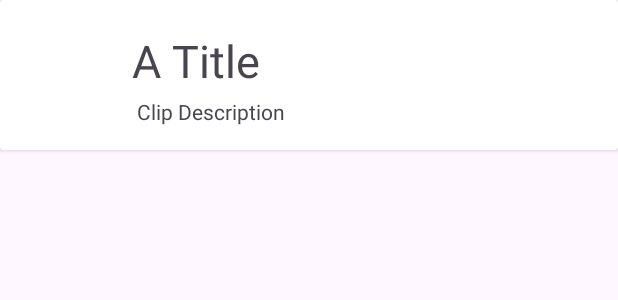
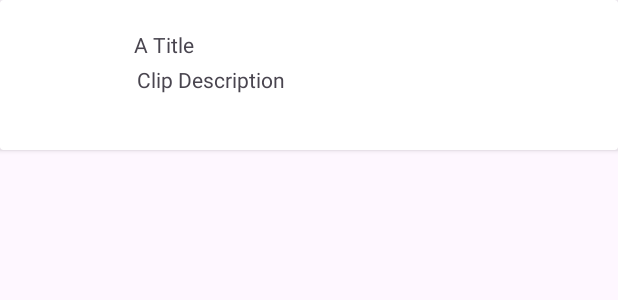
Before and after one commit to neal-boylan/musician_app_00, an Android app: the layout card_clip.xml on its own in the app's theme, with its tools: preview values and no code run, on a phone screen of 412 x 824 dp. Shown: the top 300 px of the screen. Run offline under Robolectric (Android 15) with nearby library versions, the phone set to English and light mode, and no system bars.

Commit message:
Final bug fixes before submission

```diff
--- a/app/src/main/java/org/wit/musician_00/activities/ClipListActivity.kt
+++ b/app/src/main/java/org/wit/musician_00/activities/ClipListActivity.kt
@@ -22,10 +22,10 @@ import org.wit.musician_00.activities.UserMapsActivity
 import timber.log.Timber.i
 import java.util.Locale
 
-private var pos: Int = 0
+
 
 class ClipListActivity : AppCompatActivity(), ClipListener {
-
+    private var pos: Int = 0
     var user = UserModel()
     lateinit var app: MainApp
     private lateinit var binding: ActivityClipListBinding
--- a/app/src/main/java/org/wit/musician_00/activities/UserActivity.kt
+++ b/app/src/main/java/org/wit/musician_00/activities/UserActivity.kt
@@ -61,6 +61,7 @@ class UserActivity : AppCompatActivity() {
                 userLocation.zoom = user.userLocation.zoom
                 userLocation = user.userLocation
             }
+            i("userLocation: $userLocation")
             val launcherIntent = Intent(this, MapActivity::class.java).putExtra("location", userLocation)
             mapIntentLauncher.launch(launcherIntent)
         }
--- a/app/src/main/java/org/wit/musician_00/models/ClipJSONStore.kt
+++ b/app/src/main/java/org/wit/musician_00/models/ClipJSONStore.kt
@@ -6,6 +6,7 @@ import com.google.gson.*
 import com.google.gson.reflect.TypeToken
 import org.wit.musician_00.helpers.*
 import timber.log.Timber
+import timber.log.Timber.i
 import java.lang.reflect.Type
 import java.util.*
 
@@ -61,6 +62,7 @@ class ClipJSONStore(private val context: Context) : ClipStore {
     }
 
     override fun delete(clip: ClipModel) {
+        i("clip delete: $clip")
         clips.remove(clip)
         serialize()
     }
--- a/app/src/main/res/layout/card_clip.xml
+++ b/app/src/main/res/layout/card_clip.xml
@@ -28,12 +28,11 @@
 
         <TextView
             android:id="@+id/clipTitle"
-            android:layout_width="150dp"
+            android:layout_width="120dp"
             android:layout_height="wrap_content"
             android:autoSizeTextType="uniform"
             android:layout_marginTop="4dp"
             android:textAlignment="viewStart"
-            android:textSize="30sp"
             app:layout_constraintEnd_toEndOf="parent"
             app:layout_constraintHorizontal_bias="0.048"
             app:layout_constraintStart_toEndOf="@+id/imageIcon"
```
Also changed, not shown: app/src/main/java/org/wit/musician_00/activities/ClipActivity.kt (+36 -4 lines), app/src/main/java/org/wit/musician_00/activities/MapActivity.kt (+20 -5 lines).
